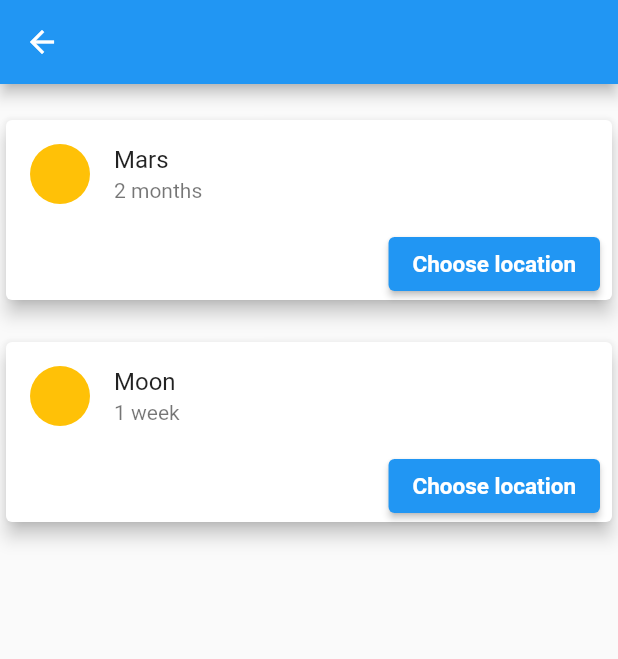
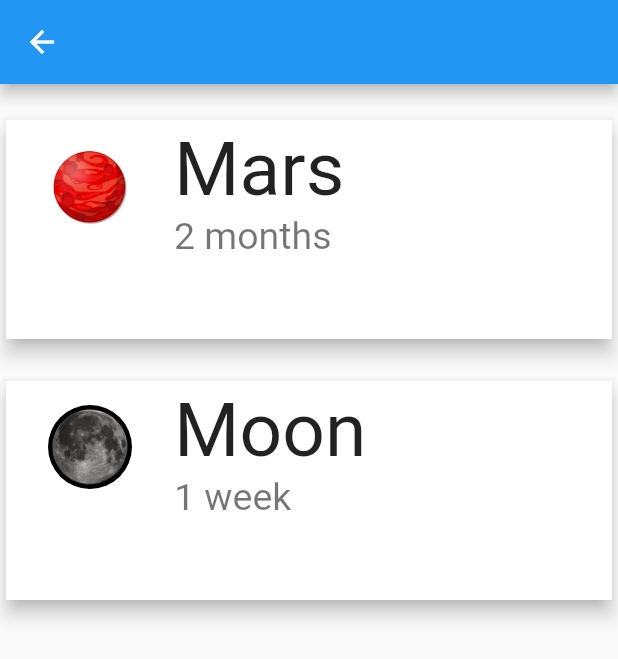
Before and after one commit to Georgi1914/Olympus-Glory, a Flutter app: the destinationsPage screen opened directly, on a phone screen of 412 x 824 dp. Shown: the top 659 px of the screen. Run offline on Flutter 3.47's test engine with Material 2 defaults, Android fonts, the light colour scheme and no system bars; our stand-ins replace firebase_auth, firebase_core; accounts and stored records are empty.

Commit message:
made TemplateCards into big buttons

```diff
--- a/rocket_booker/lib/SpacePort/SpacePorts.dart
+++ b/rocket_booker/lib/SpacePort/SpacePorts.dart
@@ -10,9 +10,9 @@ class SpacePorts extends StatefulWidget {
 
 class _SpacePortsState extends State<SpacePorts> {
   List<Card> cardList = [];
-  TemplateCard moscow = TemplateCard(destination: 'Moscow', travelTime: '');
-  TemplateCard tokyo = TemplateCard(destination: 'Tokyo', travelTime: '');
-  TemplateCard plovdiv = TemplateCard(destination: 'Plovdiv', travelTime: '');
+  TemplateCard moscow = TemplateCard(destination: 'Moscow', travelTime: '', imageName: '');
+  TemplateCard tokyo = TemplateCard(destination: 'Tokyo', travelTime: '', imageName: '');
+  TemplateCard plovdiv = TemplateCard(destination: 'Plovdiv', travelTime: '', imageName: '');
 
   @override
   Widget build(BuildContext context) {
--- a/rocket_booker/lib/destinations/TemplateCard.dart
+++ b/rocket_booker/lib/destinations/TemplateCard.dart
@@ -3,35 +3,46 @@ import 'package:flutter/material.dart';
 class TemplateCard {
   late String destination;
   late String travelTime;
+  late String imageName;
 
-  TemplateCard({required this.destination, required this.travelTime});
+  TemplateCard({required this.destination, required this.travelTime, required this.imageName});
 
   Card createTemplateCard() {
     return Card(
+      shape: RoundedRectangleBorder(),
       elevation: 5,
+      child: InkWell(
+        splashColor: Colors.deepPurple.withAlpha(50),
+        onTap: () {
+          debugPrint('Card tapped.');
+        },
         child: Column(
           mainAxisSize: MainAxisSize.min,
           children: <Widget>[
             ListTile(
               leading: CircleAvatar(
-              backgroundColor: Colors.amber,
+                child: ClipOval(
+                  child: Image.asset('assets/$imageName'),
                 ),
-            title: Text(destination),
-            subtitle: Text('$travelTime'),
+                //backgroundImage: AssetImage('assets/Moon.jpg'),
+                backgroundColor: Colors.white,
+                radius: 40,
               ),
-          Row(
-            mainAxisAlignment: MainAxisAlignment.end,
-            children: <Widget>[
-              ElevatedButton(
-                  onPressed: () {},
-                  child: const Text(
-                    'Choose location',
-                    style: TextStyle(fontWeight: FontWeight.bold, fontSize: 15),
-                  )),
-              const SizedBox(width: 8),
+              title: Text(
+                  destination,
+                  style: const TextStyle(
+                    fontSize: 50
+                  )              ),
+              subtitle: Text(
+                  travelTime,
+                  style: const TextStyle(
+                    fontSize: 25,
+                  )
+              ),
+            ),
+            SizedBox(height: 50,)
           ],
         ),
-        ],
       ),
     );
   }
--- a/rocket_booker/lib/destinations/destinationsPage.dart
+++ b/rocket_booker/lib/destinations/destinationsPage.dart
@@ -3,8 +3,8 @@ import 'package:rocket_booker/destinations/TemplateCard.dart';
 
 class destinationsPage extends StatelessWidget {
 
-  TemplateCard mars = TemplateCard(destination: 'Mars', travelTime: '2 months');
-  TemplateCard moon = TemplateCard(destination: 'Moon', travelTime: '1 week');
+  TemplateCard mars = TemplateCard(destination: 'Mars', travelTime: '2 months', imageName: 'mars.png');
+  TemplateCard moon = TemplateCard(destination: 'Moon', travelTime: '1 week', imageName: 'Moon.jpg');
 
   @override
   Widget build(BuildContext context) {
--- a/rocket_booker/pubspec.yaml
+++ b/rocket_booker/pubspec.yaml
@@ -60,9 +60,8 @@ flutter:
   uses-material-design: true
 
   # To add assets to your application, add an assets section, like this:
-  # assets:
-  #   - images/a_dot_burr.jpeg
-  #   - images/a_dot_ham.jpeg
+  assets:
+    - assets/
 
   # An image asset can refer to one or more resolution-specific "variants", see
   # https://flutter.dev/assets-and-images/#resolution-aware.
```
Also changed, not shown: rocket_booker/assets/Moon.jpg (added), rocket_booker/assets/mars.png (added). Lines whose indentation alone changed are shown as unchanged.
